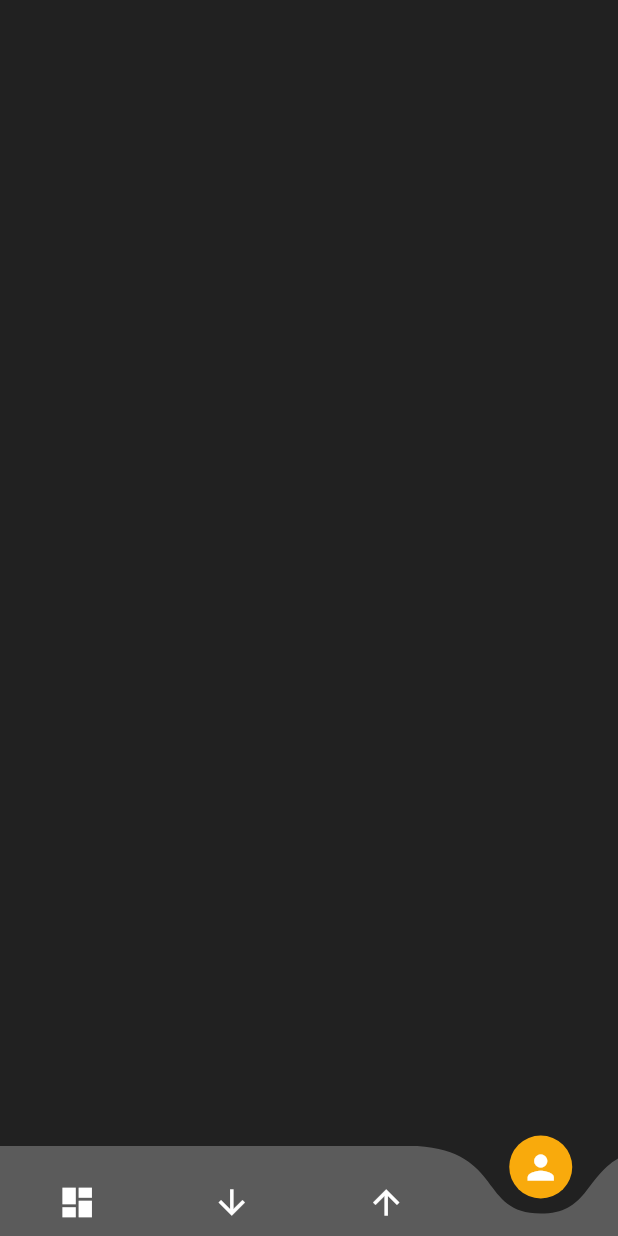
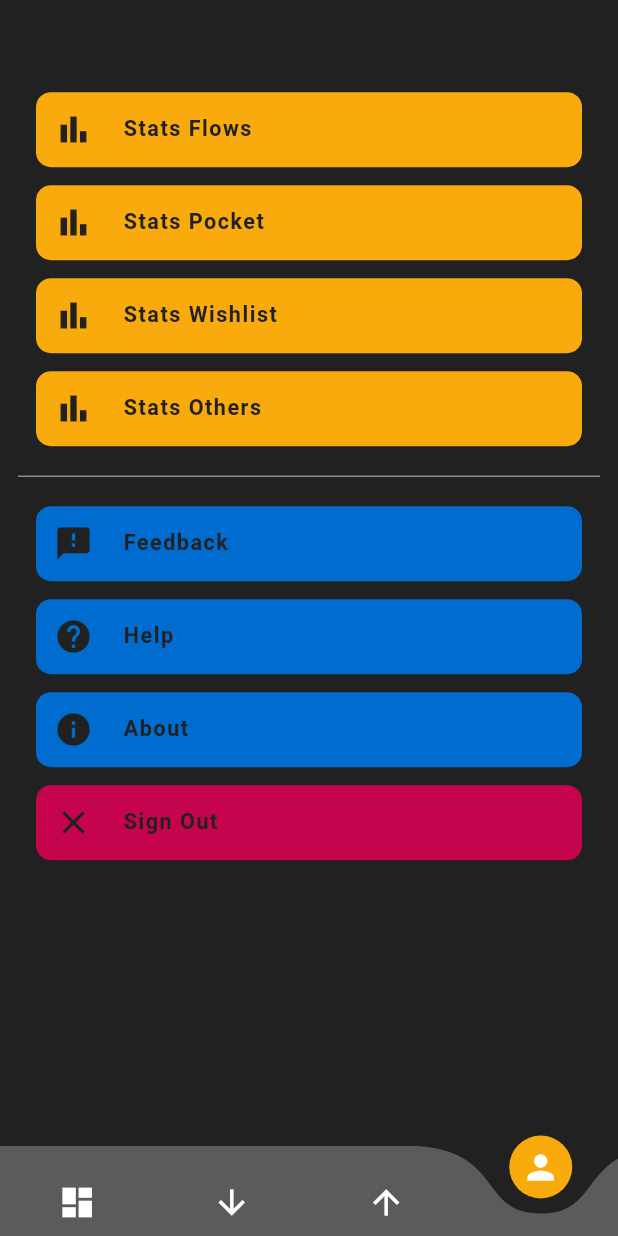
Before and after one commit to FlazeFy/moneh-Mobile, a Flutter app: the screen it shows after launch, item 4 of the bottom bar chosen, on a phone screen of 412 x 824 dp. Run offline on Flutter 3.47's test engine with Material 2 defaults, Android fonts, the light colour scheme and no system bars; drawn by our look-alikes of curved_navigation_bar; our stand-ins replace get, syncfusion_flutter_charts; network calls fail.

Commit message:
get total flow item by type pie chart

```diff
--- /dev/null
+++ b/moneh/lib/components/containers/tile.dart
@@ -0,0 +1,28 @@
+import 'package:flutter/material.dart';
+import 'package:get/get.dart';
+import 'package:moneh/components/typographies/label.dart';
+import 'package:moneh/modules/variables/style.dart';
+
+Widget getTile(var route, String title, IconData icon, Color clr) {
+  return GestureDetector(
+      onTap: route,
+      child: Container(
+          padding: EdgeInsets.all(spaceMD),
+          width: Get.width,
+          alignment: Alignment.center,
+          margin: EdgeInsets.only(right: spaceMD, left: spaceMD, top: spaceMD),
+          decoration: BoxDecoration(
+            color: clr,
+            borderRadius: const BorderRadius.all(Radius.circular(10)),
+          ),
+          child: Row(
+            crossAxisAlignment: CrossAxisAlignment.center,
+            mainAxisAlignment: MainAxisAlignment.start,
+            children: [
+              Icon(icon, size: iconLG, color: blackColor),
+              SizedBox(width: spaceLG),
+              getLabel("normal", title, TextAlign.center, blackColor,
+                  FontWeight.bold, textLG * 0.9)
+            ],
+          )));
+}
--- a/moneh/lib/pages/dashboard/usecases/get_dashboard_summary.dart
+++ b/moneh/lib/pages/dashboard/usecases/get_dashboard_summary.dart
@@ -49,7 +49,7 @@ class _GetDashboardSummary extends State<GetDashboardSummary> {
     //double fullHeight = MediaQuery.of(context).size.height;
     double fullWidth = MediaQuery.of(context).size.width;
 
-    return Container(
+    return SizedBox(
       width: fullWidth,
       child: Column(
         crossAxisAlignment: CrossAxisAlignment.start,
--- a/moneh/lib/pages/profile/index.dart
+++ b/moneh/lib/pages/profile/index.dart
@@ -1,4 +1,8 @@
 import 'package:flutter/material.dart';
+import 'package:get/get.dart';
+import 'package:moneh/components/containers/tile.dart';
+import 'package:moneh/modules/variables/style.dart';
+import 'package:moneh/pages/stats_flows/index.dart';
 
 class ProfilePage extends StatefulWidget {
   const ProfilePage({Key key}) : super(key: key);
@@ -15,14 +19,21 @@ class _ProfilePageState extends State<ProfilePage> {
 
     return Scaffold(
       body: ListView(
-        padding: EdgeInsets.only(top: fullHeight * 0.06),
-        children: [
-          Row(
-              mainAxisAlignment: MainAxisAlignment.start,
-              crossAxisAlignment: CrossAxisAlignment.start,
-              children: const [])
-        ],
-      ),
+          padding: EdgeInsets.only(
+              top: fullHeight * 0.06, left: spaceMD, right: spaceMD),
+          children: [
+            getTile(() => Get.to(const StatsFlowsPage()), "Stats Flows",
+                Icons.bar_chart, primaryColor),
+            getTile(null, "Stats Pocket", Icons.bar_chart, primaryColor),
+            getTile(null, "Stats Wishlist", Icons.bar_chart, primaryColor),
+            getTile(null, "Stats Others", Icons.bar_chart, primaryColor),
+            SizedBox(height: spaceMD),
+            Divider(color: greyColor),
+            getTile(null, "Feedback", Icons.feedback, infoBG),
+            getTile(null, "Help", Icons.help, infoBG),
+            getTile(null, "About", Icons.info, infoBG),
+            getTile(null, "Sign Out", Icons.close, warningDarkBG)
+          ]),
     );
   }
 }
--- a/moneh/pubspec.yaml
+++ b/moneh/pubspec.yaml
@@ -43,6 +43,7 @@ dependencies:
   cupertino_icons: ^1.0.2
   get: ^4.6.5
   http: ^0.13.6
+  syncfusion_flutter_charts: ^21.1.39
 
 dev_dependencies:
   flutter_test:
```
Also changed, not shown: moneh/lib/components/typographies/label.dart (+6 -1 lines), moneh/lib/modules/apis/stats/models/queries.dart (+21 -0 lines), moneh/lib/modules/apis/stats/services/queries.dart (+11 -0 lines), moneh/lib/modules/variables/global.dart (+7 -0 lines), moneh/lib/pages/stats_flows/index.dart (added, +25 -0 lines), moneh/lib/pages/stats_flows/usecases/get_total_flow_item_by_type.dart (added, +90 -0 lines), moneh/pubspec.lock, 1 other file.
